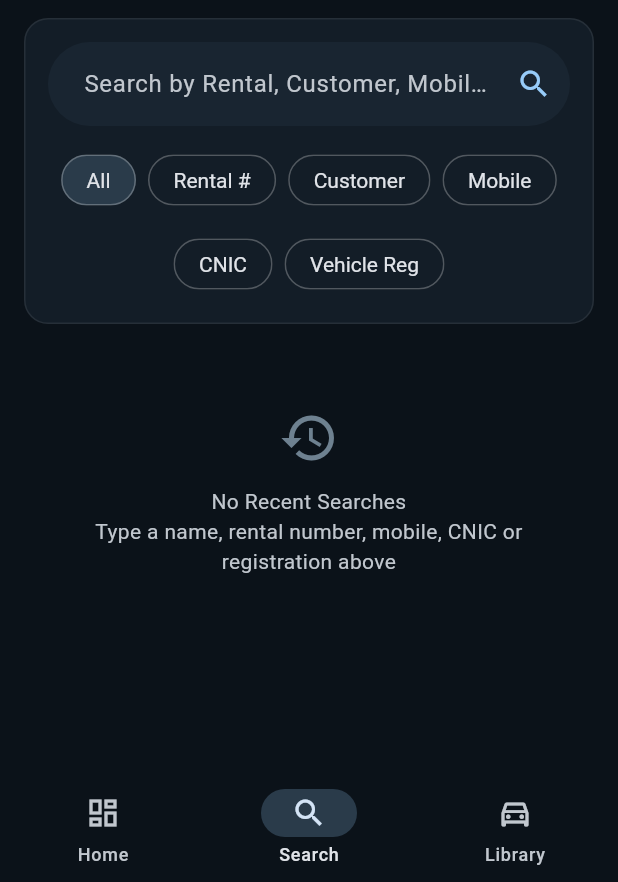
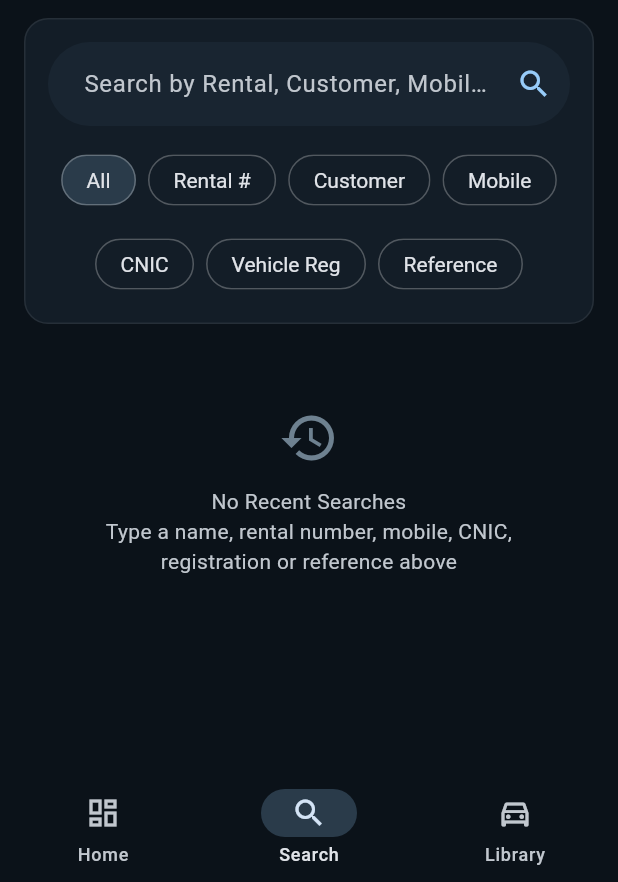
Before and after one commit to MuhammadAbdullahHasan/burhan-rent-a-car, a Flutter app: the screen it shows once a user with an empty profile is signed in, item 2 of the bottom bar chosen, on a phone screen of 412 x 824 dp, the part 354-1236 px from its top. Run offline on Flutter 3.47's test engine with Material 3 defaults, Android fonts, the phone set to English and light mode, and no system bars; our stand-ins replace connectivity_plus, csv, file_picker, flutter_secure_storage, image_picker, local_auth and 8 more; missing offline and left inert: cryptography, dart:js_interop; accounts and stored records are empty.

Commit message:
Search by reference
A Reference chip beside Vehicle Reg finds every rental a given
reference vouched for, by their name or their contact number (separators
ignored), newest first, with the reference's name in the subtitle. The
All box includes reference matches after the other partials.

Version 0.9.7 (build 24).

Co-Authored-By: Claude Opus 5 <noreply@anthropic.com>

```diff
--- a/app/lib/screens/search_screen.dart
+++ b/app/lib/screens/search_screen.dart
@@ -48,7 +48,7 @@ class SearchCategory {
   String get key => scope?.name ?? 'all';
 
   String get emptyHint => scope == null
-      ? 'Type a name, rental number, mobile, CNIC or registration above'
+      ? 'Type a name, rental number, mobile, CNIC, registration or reference above'
       : 'Enter a $noun above';
 
   String noMatch(String query) => scope == null
@@ -91,6 +91,12 @@ class SearchCategory {
       scope: SearchScope.vehicle,
       chip: 'Vehicle Reg',
       noun: 'vehicle registration',
+      keyboard: TextInputType.text,
+    ),
+    SearchCategory(
+      scope: SearchScope.reference,
+      chip: 'Reference',
+      noun: 'reference name or number',
       keyboard: TextInputType.text,
     ),
   ];
--- a/app/pubspec.yaml
+++ b/app/pubspec.yaml
@@ -1,7 +1,7 @@
 name: burhan_rent_a_car
 description: Offline-first rental management for Burhan Rent-A-Car.
 publish_to: 'none'
-version: 0.9.6+23
+version: 0.9.7+24
 
 environment:
   sdk: '>=3.6.0 <4.0.0'
```
Also changed, not shown: lib/src/search/universal_search.dart (+50 -8 lines), 2 other files.
